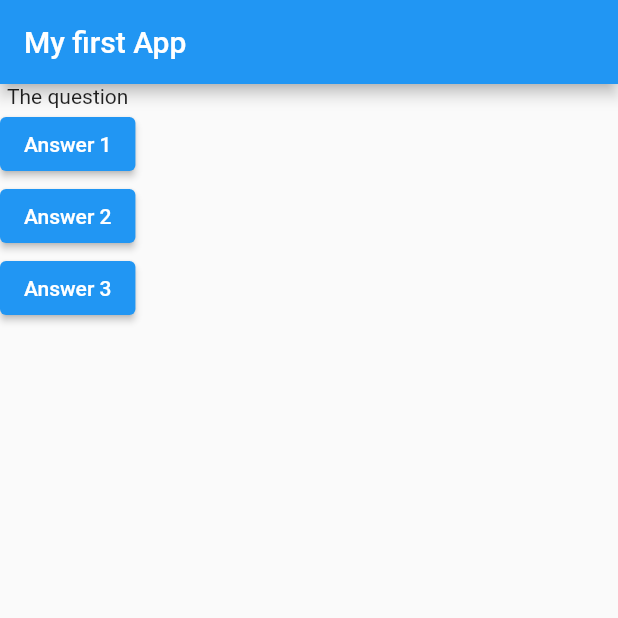
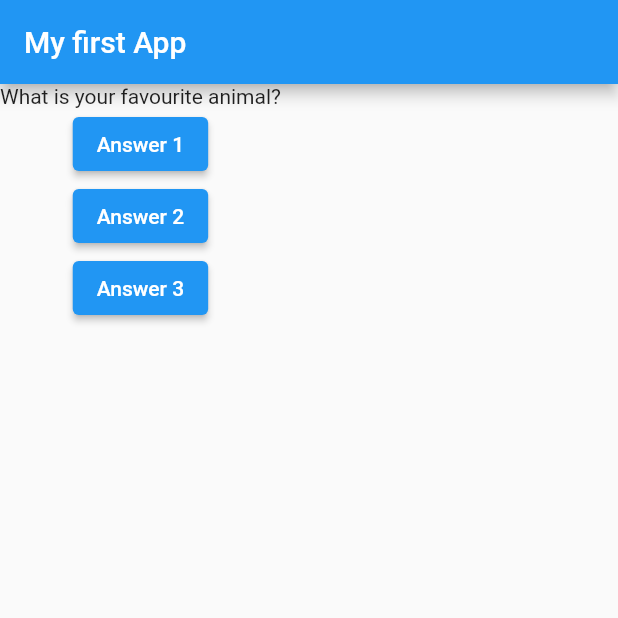
Before and after one commit to klemenramsak/flutter-my_app, a Flutter app: the screen it shows after launch, after a tap on "Answer 1", on a phone screen of 412 x 824 dp, the top half of it. Run offline on Flutter 3.47's test engine with Material 2 defaults, Android fonts, the phone set to English and light mode, and no system bars.

```diff
--- a/lib/main.dart
+++ b/lib/main.dart
@@ -1,13 +1,26 @@
 import 'package:flutter/material.dart';
 
 void main() {
-  runApp(const MyApp());
+  runApp(MyApp());
 }
 
-class MyApp extends StatelessWidget {
-  const MyApp({Key? key}) : super(key: key);
+class MyApp extends StatefulWidget {
+  MyApp({Key? key}) : super(key: key);
+
+  @override
+  State<StatefulWidget> createState() {
+    return MyAppState();
+  }
+}
+
+class MyAppState extends State<MyApp> {
+  var questionIndex = 0;
+
   void answerQuestion() {
-    print("Answer chosen");
+    setState(() {
+      questionIndex = questionIndex + 1;
+    });
+    print(questionIndex);
   }
 
   @override
@@ -23,17 +36,13 @@ class MyApp extends StatelessWidget {
         ),
         body: Column(
           children: [
-            const Text("The question"),
+            Text(questions[questionIndex]),
             ElevatedButton(
                 onPressed: answerQuestion, child: const Text("Answer 1")),
             ElevatedButton(
-                onPressed: () => print("Answer 2 chosen"),
-                child: const Text("Answer 2")),
+                onPressed: answerQuestion, child: const Text("Answer 2")),
             ElevatedButton(
-                onPressed: () {
-                  print("Answer 3 chosen");
-                },
-                child: const Text("Answer 3")),
+                onPressed: answerQuestion, child: const Text("Answer 3")),
           ],
         ),
       ),
```
